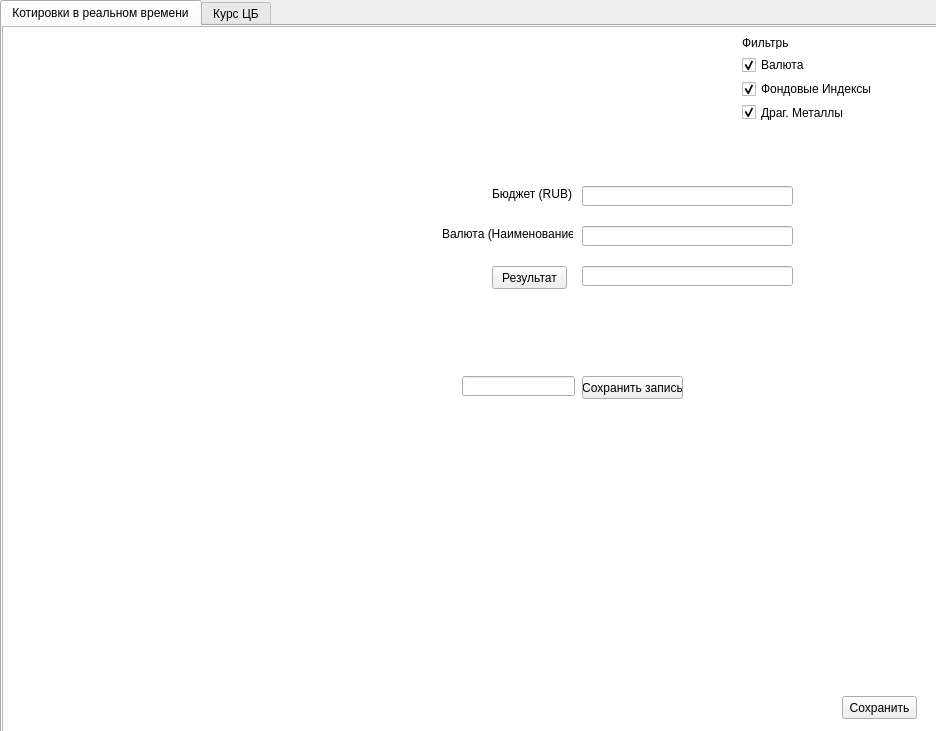
Before: the Qt Designer form ExchangeRate.ui in Vladislav0904/The-Exchange-Rate, drawn with Qt 5.
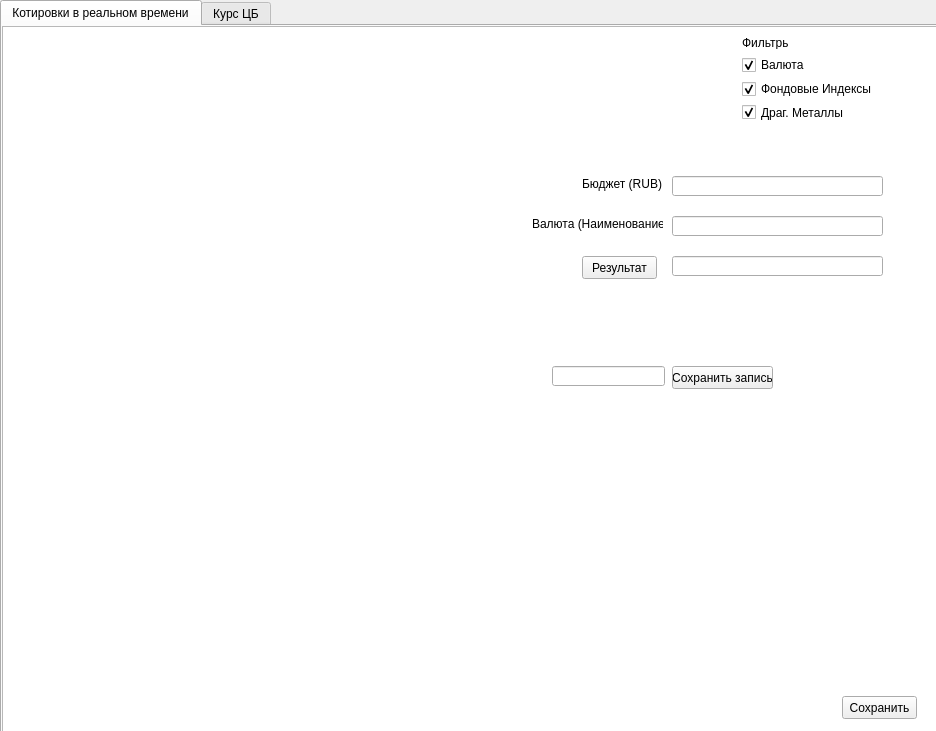
After: the same form once the commit is applied. The open tabs and pages were chosen to show the change.

```diff
--- a/ExchangeRate.ui
+++ b/ExchangeRate.ui
@@ -149,8 +149,8 @@
              <widget class="QLineEdit" name="lineEdit">
                  <property name="geometry">
                      <rect>
-                         <x>580</x>
-                         <y>160</y>
+       <x>670</x>
+       <y>150</y>
                          <width>211</width>
                          <height>20</height>
                      </rect>
@@ -159,8 +159,8 @@
              <widget class="QLabel" name="label_2">
                  <property name="geometry">
                      <rect>
-                         <x>490</x>
-                         <y>160</y>
+       <x>580</x>
+       <y>150</y>
                          <width>91</width>
                          <height>16</height>
                      </rect>
@@ -175,8 +175,8 @@
              <widget class="QLineEdit" name="lineEdit_2">
                  <property name="geometry">
                      <rect>
-                         <x>580</x>
-                         <y>200</y>
+       <x>670</x>
+       <y>190</y>
                          <width>211</width>
                          <height>20</height>
                      </rect>
@@ -185,8 +185,8 @@
              <widget class="QLabel" name="label_3">
                  <property name="geometry">
                      <rect>
-                         <x>440</x>
-                         <y>200</y>
+       <x>530</x>
+       <y>190</y>
                          <width>131</width>
                          <height>16</height>
                      </rect>
@@ -201,8 +201,8 @@
              <widget class="QLineEdit" name="lineEdit_3">
                  <property name="geometry">
                      <rect>
-                         <x>580</x>
-                         <y>240</y>
+       <x>670</x>
+       <y>230</y>
                          <width>211</width>
                          <height>20</height>
                      </rect>
@@ -211,8 +211,8 @@
              <widget class="QPushButton" name="result1">
                  <property name="geometry">
                      <rect>
-                         <x>490</x>
-                         <y>240</y>
+       <x>580</x>
+       <y>230</y>
                          <width>75</width>
                          <height>23</height>
                      </rect>
@@ -224,8 +224,8 @@
              <widget class="QLineEdit" name="bd">
                  <property name="geometry">
                      <rect>
-                         <x>460</x>
-                         <y>350</y>
+       <x>550</x>
+       <y>340</y>
                          <width>113</width>
                          <height>20</height>
                      </rect>
@@ -234,8 +234,8 @@
              <widget class="QPushButton" name="bd_add">
                  <property name="geometry">
                      <rect>
-                         <x>580</x>
-                         <y>350</y>
+       <x>670</x>
+       <y>340</y>
                          <width>101</width>
                          <height>23</height>
                      </rect>
```
Left out of the diff: 18 changed lines with no effect on the pictures. Lines whose indentation alone changed are shown as unchanged.
